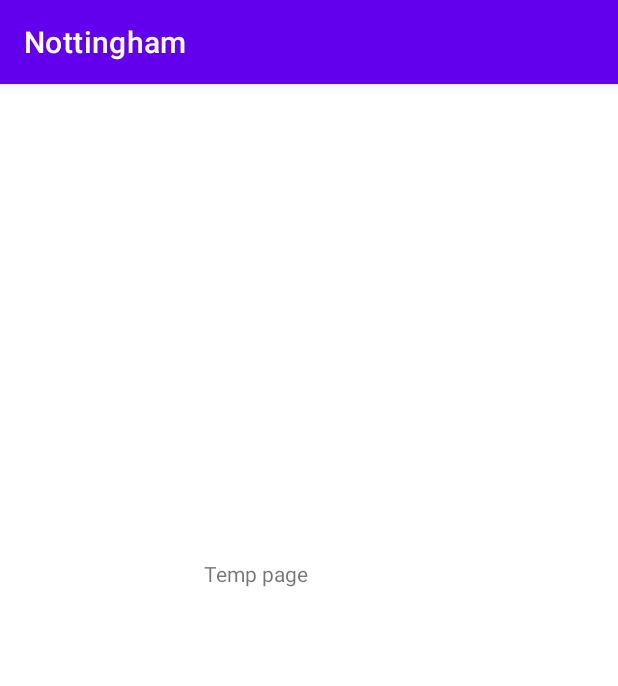
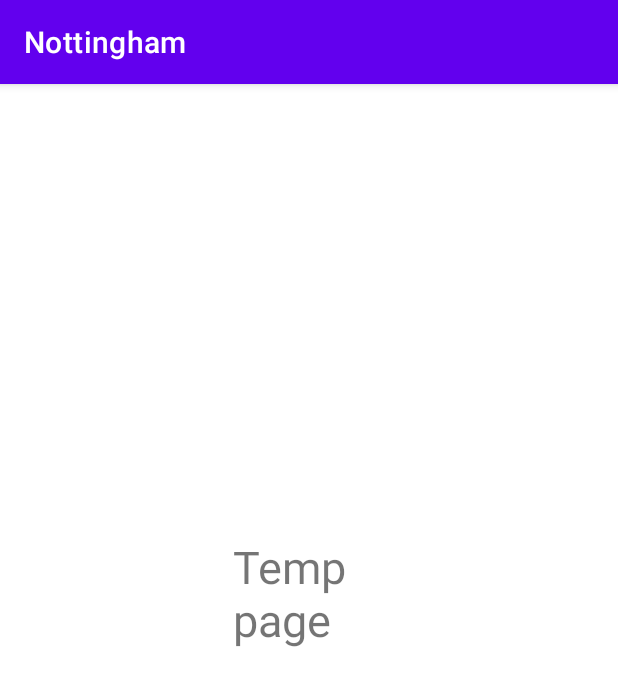
Before and after one commit to wzheng29/cse442-project-nottingham, an Android app: the quick_access screen opened directly, with no data from a screen before it, on a phone screen of 412 x 824 dp. Shown: the top 686 px of the screen. Run offline under Robolectric (Android 15) with nearby library versions, the phone set to English and light mode, and no system bars.

```diff
--- a/app/src/main/AndroidManifest.xml
+++ b/app/src/main/AndroidManifest.xml
@@ -9,7 +9,7 @@
         android:roundIcon="@mipmap/ic_launcher_round"
         android:supportsRtl="true"
         android:theme="@style/Theme.Nottingham">
-        <activity android:name=".temp"></activity>
+        <activity android:name=".quick_access"></activity>
         <activity android:name=".MainActivity">
             <intent-filter>
                 <action android:name="android.intent.action.MAIN" />
--- a/app/src/main/java/com/example/nottingham/MainActivity.java
+++ b/app/src/main/java/com/example/nottingham/MainActivity.java
@@ -3,9 +3,12 @@
 import androidx.appcompat.app.AppCompatActivity;
 
 import android.content.Intent;
+import android.graphics.Color;
 import android.os.Bundle;
+import android.text.TextUtils;
 import android.view.View;
 import android.widget.Button;
+import android.widget.TextView;
 
 public class MainActivity extends AppCompatActivity {
     private Button quick_access;
@@ -16,6 +19,7 @@
         setContentView(R.layout.activity_main);
 
         quick_access = (Button)findViewById(R.id.button);
+        quick_access.setBackgroundColor(Color.WHITE);
         quick_access.setOnClickListener(new View.OnClickListener(){
             @Override
             public void onClick(View v){
@@ -25,7 +29,7 @@
     }
 
     public void openQuickAccess(){
-        Intent intent  = new Intent(this, temp.class);
+        Intent intent  = new Intent(this, quick_access.class);
         startActivity(intent);
     }
 }
--- a/app/src/main/java/com/example/nottingham/temp.java
+++ b/app/src/main/java/com/example/nottingham/quick_access.java
@@ -4,11 +4,11 @@
 
 import android.os.Bundle;
 
-public class temp extends AppCompatActivity {
+public class quick_access extends AppCompatActivity {
 
     @Override
     protected void onCreate(Bundle savedInstanceState) {
         super.onCreate(savedInstanceState);
-        setContentView(R.layout.activity_temp);
+        setContentView(R.layout.activity_quick_access);
     }
 }
--- a/app/src/main/res/layout/activity_temp.xml
+++ b/app/src/main/res/layout/activity_quick_access.xml
@@ -4,12 +4,15 @@
     xmlns:tools="http://schemas.android.com/tools"
     android:layout_width="match_parent"
     android:layout_height="match_parent"
-    tools:context=".temp">
+    tools:context=".quick_access">
 
     <TextView
-        android:layout_width="139dp"
-        android:layout_height="134dp"
-        android:layout_centerInParent="true"
-        android:text="Temp page" />
+        android:layout_width="101dp"
+        android:layout_height="107dp"
+        android:layout_alignParentTop="true"
+        android:layout_centerHorizontal="true"
+        android:layout_marginTop="301dp"
+        android:text="Temp page"
+        android:textSize="30dp" />
 
 </RelativeLayout>
```
Also changed, not shown: app/src/main/res/layout/activity_main.xml (+7 -9 lines).
